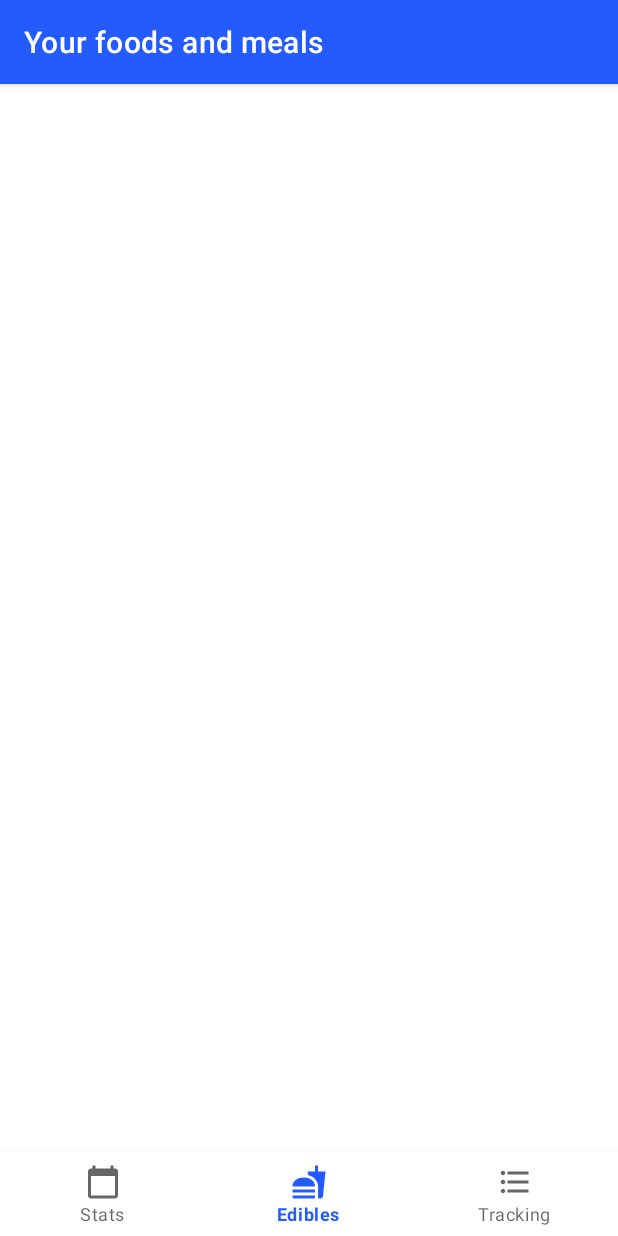
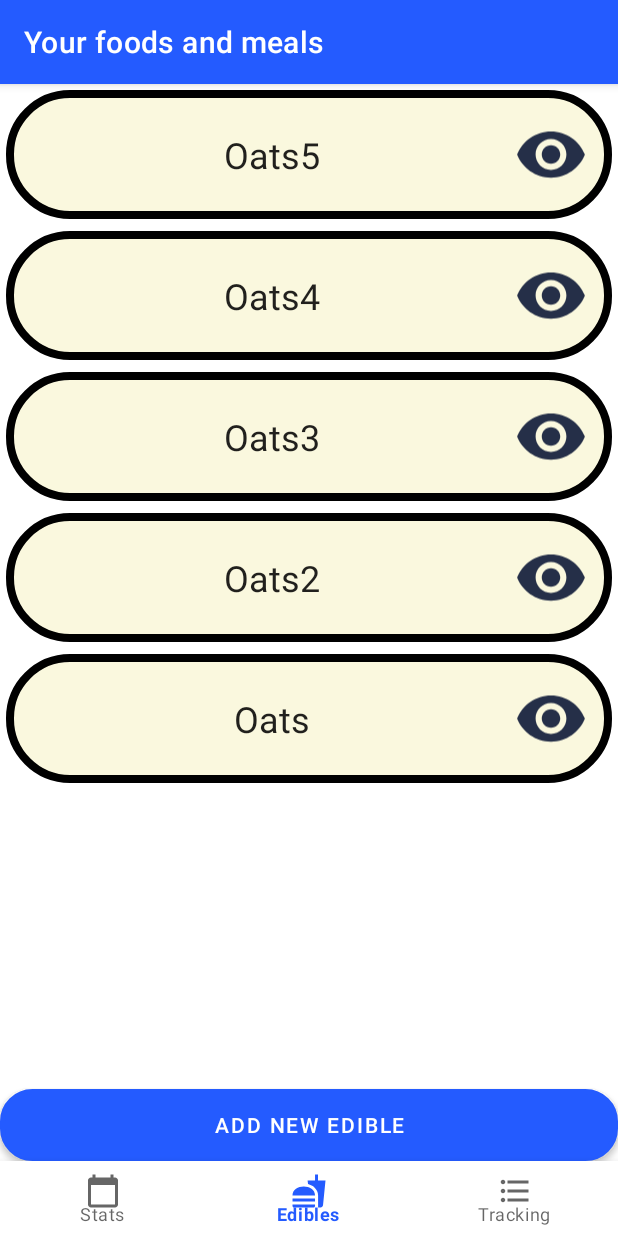
Before and after one commit to p4ulor/NutritionTrackerApp, an Android app: the screen it shows after launch (MainActivity), item 2 of the bottom bar chosen, on a phone screen of 412 x 824 dp. Run offline under Robolectric (Android 15) with nearby library versions, the phone set to English and light mode, and no system bars; our stand-ins replace Room's generated code, navigation-ui.

Commit message:
it shows the foods in DB in edibles menu
livedata needs to be observed for it to change its value, and dao needs to be used in order to create the DB. Hilarious

```diff
--- a/NutritionTracker/app/src/main/java/paulor/nutritiontrackerkotlin/MainActivity.kt
+++ b/NutritionTracker/app/src/main/java/paulor/nutritiontrackerkotlin/MainActivity.kt
@@ -42,28 +42,33 @@ class MainActivity : AppCompatActivity() {
 }
 
 class MainActivityViewModel(app: Application) : AndroidViewModel(app) {
-    var history: List<Food>? = null
+    var history: LiveData<List<Food>>? = null
         private set
 
-    val foodsDTO: TablesDAO by lazy {
+    val dao: TablesDAO by lazy {
         getApplication<NutritionTrackerApp>().ediblesDB.getDAO()
     }
 
-    fun loadHistory() : LiveData<List<Food>?> {
+    fun loadHistory() : LiveData<List<Food>> {
         val result = doAsyncWithResult {
-            foodsDTO.getAll().map {
+            dao.getAll().map {
                 it.toFood()
             }
         }
-        history = result.value
+        history = result
         return result
     }
 
     fun getValues(){
-        NutritionTrackerRepo(foodsDTO).getLatestFoodFromDB {
+        loadHistory()
+        NutritionTrackerRepo(dao).getLatestFoodFromDB {
             it.onSuccess {
                 log(it.toString())
             }
         }
     }
+
+    fun getValues2() : List<Food>?{
+        return NutritionTrackerRepo(dao).getAll()
+    }
 }
--- a/NutritionTracker/app/src/main/java/paulor/nutritiontrackerkotlin/NutritionTrackerApp.kt
+++ b/NutritionTracker/app/src/main/java/paulor/nutritiontrackerkotlin/NutritionTrackerApp.kt
@@ -39,6 +39,34 @@ class NutritionTrackerApp : Application() {
             ediblesDB.getDAO().insert( //For demonstration purposes. It's default puzzle that already comes with the app :)
                 FoodsTable(
                     name = "Oats",
+                    values = floatArrayOf(367f, 56.1f, 12.1f, 8.4f, 9.1f, 0.4f, 0.002f, 0.5f, 0.2f, 1.1f, 1.1f, 0.1f, 32f, 52f, 4.3f, 138f, 410f, 362f, 6f, 3.6f, 0.4f, 3.6f, 0.0289f, 100f, 2200f)
+                )
+            )
+
+            ediblesDB.getDAO().insert( //For demonstration purposes. It's default puzzle that already comes with the app :)
+                FoodsTable(
+                    name = "Oats2",
+                    values = floatArrayOf(367f, 56.1f, 12.1f, 8.4f, 9.1f, 0.4f, 0.002f, 0.5f, 0.2f, 1.1f, 1.1f, 0.1f, 32f, 52f, 4.3f, 138f, 410f, 362f, 6f, 3.6f, 0.4f, 3.6f, 0.0289f, 100f, 2200f)
+                )
+            )
+
+            ediblesDB.getDAO().insert( //For demonstration purposes. It's default puzzle that already comes with the app :)
+                FoodsTable(
+                    name = "Oats3",
+                    values = floatArrayOf(367f, 56.1f, 12.1f, 8.4f, 9.1f, 0.4f, 0.002f, 0.5f, 0.2f, 1.1f, 1.1f, 0.1f, 32f, 52f, 4.3f, 138f, 410f, 362f, 6f, 3.6f, 0.4f, 3.6f, 0.0289f, 100f, 2200f)
+                )
+            )
+
+            ediblesDB.getDAO().insert( //For demonstration purposes. It's default puzzle that already comes with the app :)
+                FoodsTable(
+                    name = "Oats4",
+                    values = floatArrayOf(367f, 56.1f, 12.1f, 8.4f, 9.1f, 0.4f, 0.002f, 0.5f, 0.2f, 1.1f, 1.1f, 0.1f, 32f, 52f, 4.3f, 138f, 410f, 362f, 6f, 3.6f, 0.4f, 3.6f, 0.0289f, 100f, 2200f)
+                )
+            )
+
+            ediblesDB.getDAO().insert( //For demonstration purposes. It's default puzzle that already comes with the app :)
+                FoodsTable(
+                    name = "Oats5",
                     values = floatArrayOf(367f, 56.1f, 12.1f, 8.4f, 9.1f, 0.4f, 0.002f, 0.5f, 0.2f, 1.1f, 1.1f, 0.1f, 32f, 52f, 4.3f, 138f, 410f, 362f, 6f, 3.6f, 0.4f, 3.6f, 0.0289f, 100f, 2200f)
                 )
             )
--- a/NutritionTracker/app/src/main/java/paulor/nutritiontrackerkotlin/fragments/FoodsAndMealsFragment.kt
+++ b/NutritionTracker/app/src/main/java/paulor/nutritiontrackerkotlin/fragments/FoodsAndMealsFragment.kt
@@ -14,10 +14,12 @@ import androidx.recyclerview.widget.RecyclerView
 import paulor.nutritiontrackerkotlin.MainActivityViewModel
 import paulor.nutritiontrackerkotlin.NutritionTrackerApp
 import paulor.nutritiontrackerkotlin.databinding.FragmentFoodsAndMealsBinding
+import paulor.nutritiontrackerkotlin.log
 import paulor.nutritiontrackerkotlin.model.EdiblesDataBase
 import paulor.nutritiontrackerkotlin.model.Food
 import paulor.nutritiontrackerkotlin.model.TablesDAO
 import paulor.nutritiontrackerkotlin.model.doAsyncWithResult
+import paulor.nutritiontrackerkotlin.toast
 import paulor.nutritiontrackerkotlin.views.FoodsAndMealsAdapter
 import paulor.nutritiontrackerkotlin.views.OnItemClickListener
 
@@ -28,26 +30,39 @@ class DashboardFragment : Fragment(), OnItemClickListener {
     private val viewModel: MainActivityViewModel by viewModels()
 
     override fun onCreateView(inflater: LayoutInflater, container: ViewGroup?, savedInstanceState: Bundle?): View? {
-        layout = FragmentFoodsAndMealsBinding.inflate(layoutInflater, container, false)
+        log("onCreateView")
+        layout = FragmentFoodsAndMealsBinding.inflate(inflater, container, false)
         val root: View = layout!!.root
         recyclerView = layout!!.nutrientsListRecyclerView
         recyclerView.layoutManager = LinearLayoutManager(root.context /*or activity*/)
+        viewModel.loadHistory()
+        layout!!.addNewEdible.setOnClickListener {
+            viewModel.getValues()
+        }
 
         return root
     }
 
-    override fun onActivityCreated(savedInstanceState: Bundle?) {
-        super.onActivityCreated(savedInstanceState)
-        recyclerView.adapter = ViewModelProvider(this).get(MainActivityViewModel::class.java).loadHistory().value?.let {
-            FoodsAndMealsAdapter(
-                it, this)
+
+
+    override fun onStart() {
+        super.onStart()
+        log("onStart")
+        viewModel.history?.observe(viewLifecycleOwner){
+            recyclerView.adapter = FoodsAndMealsAdapter(it, this)
         }
+        //recyclerView.adapter = FoodsAndMealsAdapter(viewModel.history?.value!!, this)
 
     }
 
+    override fun onActivityCreated(savedInstanceState: Bundle?) {
+        super.onActivityCreated(savedInstanceState)
+
+
+    }
 
     override fun onItemClicked(gameDTO: Food, holderPosition: Int) {
-
+        toast("yes", activity?.baseContext!!)
     }
 
     override fun onDestroyView() {
--- a/NutritionTracker/app/src/main/java/paulor/nutritiontrackerkotlin/views/FoodsAndMealsAdapter.kt
+++ b/NutritionTracker/app/src/main/java/paulor/nutritiontrackerkotlin/views/FoodsAndMealsAdapter.kt
@@ -3,14 +3,13 @@ package paulor.nutritiontrackerkotlin.views
 import android.view.LayoutInflater
 import android.view.View
 import android.view.ViewGroup
-import android.widget.CheckBox
 import android.widget.TextView
 import androidx.recyclerview.widget.RecyclerView
 import paulor.nutritiontrackerkotlin.R
 import paulor.nutritiontrackerkotlin.model.Food
 
 class FoodsAndMealsAdapter(
-    private var gamesHistoryData: List<Food>,
+    private var allFoods: List<Food>,
     private val itemClickedListener: OnItemClickListener
     ) : RecyclerView.Adapter<HistoryItemViewHolder>() { // a view that will create tuples that ammount to only filling up the whole screen, and that constant number of views will be reused when scrolling through all the tuples
 
@@ -20,20 +19,20 @@ class FoodsAndMealsAdapter(
     }
 
     override fun onBindViewHolder(holder: HistoryItemViewHolder, position: Int) { // re-use lists. Is called more than onCreateViewHolder
-        holder.bindTo(gamesHistoryData[position], itemClickedListener)
+        allFoods?.get(position)?.let { holder.bindTo(it, itemClickedListener) }
     }
 
-    override fun getItemCount(): Int = gamesHistoryData.size
+    override fun getItemCount(): Int = allFoods.size
 
     //-------------------- Above methods are obligated to be overrated
 
     fun loadNewHistoryData(newHistory: List<Food>){
-        gamesHistoryData = newHistory
+        allFoods = newHistory
         notifyDataSetChanged()
     }
 
     fun getGameDTO(position: Int) : Food? {
-        return if (position > -1 && position < gamesHistoryData.size) gamesHistoryData[position] else null
+        return if (position > -1 && position < getItemCount()) allFoods?.get(position) else null
     }
 
 }
--- a/NutritionTracker/app/src/main/res/layout/activity_main.xml
+++ b/NutritionTracker/app/src/main/res/layout/activity_main.xml
@@ -4,15 +4,12 @@
     xmlns:tools="http://schemas.android.com/tools"
     android:id="@+id/container"
     android:layout_width="match_parent"
-    android:layout_height="match_parent"
-    android:paddingTop="?attr/actionBarSize">
+    android:layout_height="match_parent">
 
     <com.google.android.material.bottomnavigation.BottomNavigationView
         android:id="@+id/nav_view"
         android:layout_width="0dp"
-        android:layout_height="wrap_content"
-        android:layout_marginStart="0dp"
-        android:layout_marginEnd="0dp"
+        android:layout_height="50dp"
         android:background="?android:attr/windowBackground"
         app:layout_constraintBottom_toBottomOf="parent"
         app:layout_constraintLeft_toLeftOf="parent"
@@ -22,12 +19,13 @@
     <fragment
         android:id="@+id/nav_host_fragment_activity_main"
         android:name="androidx.navigation.fragment.NavHostFragment"
-        android:layout_width="match_parent"
-        android:layout_height="match_parent"
+        android:layout_width="0dp"
+        android:layout_height="0dp"
+        android:clipToPadding="false"
         app:defaultNavHost="true"
-        app:layout_constraintBottom_toTopOf="@id/nav_view"
-        app:layout_constraintLeft_toLeftOf="parent"
-        app:layout_constraintRight_toRightOf="parent"
+        app:layout_constraintBottom_toBottomOf="parent"
+        app:layout_constraintEnd_toEndOf="parent"
+        app:layout_constraintStart_toStartOf="parent"
         app:layout_constraintTop_toTopOf="parent"
         app:navGraph="@navigation/mobile_navigation" />
 
--- a/NutritionTracker/app/src/main/res/layout/food_or_meal_tuple.xml
+++ b/NutritionTracker/app/src/main/res/layout/food_or_meal_tuple.xml
@@ -1,34 +1,40 @@
 <?xml version="1.0" encoding="utf-8"?>
-<LinearLayout xmlns:android="http://schemas.android.com/apk/res/android"
+<androidx.constraintlayout.widget.ConstraintLayout xmlns:android="http://schemas.android.com/apk/res/android"
     xmlns:app="http://schemas.android.com/apk/res-auto"
     xmlns:tools="http://schemas.android.com/tools"
     android:id="@+id/historyTupleView"
     android:layout_width="match_parent"
     android:layout_height="wrap_content"
     android:layout_margin="4dp"
+    android:background="@drawable/food_or_meal_tuple_style"
     android:orientation="horizontal"
     android:paddingHorizontal="16dp"
-    android:paddingVertical="16dp"
-    android:background="@drawable/food_or_meal_tuple_style">>
+    android:paddingVertical="16dp">
 
     <TextView
         android:id="@+id/name"
-        android:layout_width="323dp"
+        android:layout_width="0dp"
         android:layout_height="wrap_content"
         android:gravity="center"
-        android:maxLines="3"
+        android:maxLines="4"
         android:singleLine="false"
         android:textAlignment="center"
         android:textAppearance="@style/TextAppearance.AppCompat.Large"
         android:textSize="24sp"
-        tools:text="Quinoa with soup and lentils and garlic \n yes" />
+        app:layout_constraintBottom_toBottomOf="parent"
+        app:layout_constraintEnd_toStartOf="@+id/imageView"
+        app:layout_constraintStart_toStartOf="parent"
+        app:layout_constraintTop_toTopOf="parent"
+        tools:text="Quinoa with soup and lentils and garlic \n yes a lot \n of food" />
 
     <ImageView
         android:id="@+id/imageView"
-        android:layout_width="50dp"
-        android:layout_height="50dp"
-        android:layout_gravity="center_vertical"
-        app:srcCompat="@drawable/ic_baseline_remove_red_eye_24"
-        android:contentDescription="TODO" />
+        android:layout_width="49dp"
+        android:layout_height="54dp"
+        android:contentDescription="an eye"
+        app:layout_constraintBottom_toBottomOf="parent"
+        app:layout_constraintEnd_toEndOf="parent"
+        app:layout_constraintTop_toTopOf="parent"
+        app:srcCompat="@drawable/ic_baseline_remove_red_eye_24" />
 
-</LinearLayout>
+</androidx.constraintlayout.widget.ConstraintLayout>
--- a/NutritionTracker/app/src/main/res/layout/fragment_foods_and_meals.xml
+++ b/NutritionTracker/app/src/main/res/layout/fragment_foods_and_meals.xml
@@ -1,28 +1,34 @@
 <?xml version="1.0" encoding="utf-8"?>
-<RelativeLayout xmlns:android="http://schemas.android.com/apk/res/android"
-xmlns:tools="http://schemas.android.com/tools"
-android:layout_width="match_parent"
-android:layout_height="match_parent"
-tools:context=".fragments.foodsandmeals.DashboardFragment">
+<androidx.constraintlayout.widget.ConstraintLayout xmlns:android="http://schemas.android.com/apk/res/android"
+    xmlns:app="http://schemas.android.com/apk/res-auto"
+    xmlns:tools="http://schemas.android.com/tools"
+    android:id="@+id/relativeLayout"
+    android:layout_width="match_parent"
+    android:layout_height="match_parent"
+    android:paddingBottom="50dp"
+    tools:context=".fragments.foodsandmeals.DashboardFragment">
 
     <androidx.recyclerview.widget.RecyclerView
         android:id="@+id/nutrientsListRecyclerView"
-        android:layout_width="match_parent"
-        android:layout_height="wrap_content"
+        android:layout_width="0dp"
+        android:layout_height="0dp"
         android:scrollbars="vertical"
         android:visibility="visible"
+        app:layout_constraintBottom_toTopOf="@+id/addNewEdible"
+        app:layout_constraintEnd_toEndOf="parent"
+        app:layout_constraintStart_toStartOf="parent"
+        app:layout_constraintTop_toTopOf="parent"
         tools:listitem="@layout/food_or_meal_tuple" />
 
     <Button
         android:id="@+id/addNewEdible"
         android:layout_width="match_parent"
         android:layout_height="wrap_content"
-        android:layout_alignParentEnd="true"
-        android:layout_alignParentBottom="true"
-        android:layout_marginEnd="0dp"
-        android:layout_marginBottom="0dp"
         android:background="@drawable/button_style"
         android:text="Add new edible"
-        android:textColor="#FFFFFF" />
+        android:textColor="#FFFFFF"
+        app:layout_constraintBottom_toBottomOf="parent"
+        app:layout_constraintEnd_toEndOf="parent"
+        app:layout_constraintStart_toStartOf="parent" />
 
-</RelativeLayout>
+</androidx.constraintlayout.widget.ConstraintLayout>
--- a/NutritionTracker/app/src/main/res/navigation/mobile_navigation.xml
+++ b/NutritionTracker/app/src/main/res/navigation/mobile_navigation.xml
@@ -23,7 +23,7 @@
 
     <fragment
         android:id="@+id/tracklist"
-        android:name="paulor.nutritiontrackerkotlin.fragments.NotificationsFragment"
+        android:name="paulor.nutritiontrackerkotlin.fragments.TrackListFragment"
         android:label="Foods you've ate"
         tools:layout="@layout/fragment_tracklist" />
 
```
Also changed, not shown: NutritionTracker/app/src/main/java/paulor/nutritiontrackerkotlin/NutritionTrackerRepo.kt (+10 -4 lines), NutritionTracker/app/src/main/java/paulor/nutritiontrackerkotlin/fragments/TrackListFragment.kt (+1 -10 lines), NutritionTracker/app/src/main/res/layout/fragment_tracklist.xml (+14 -9 lines).
